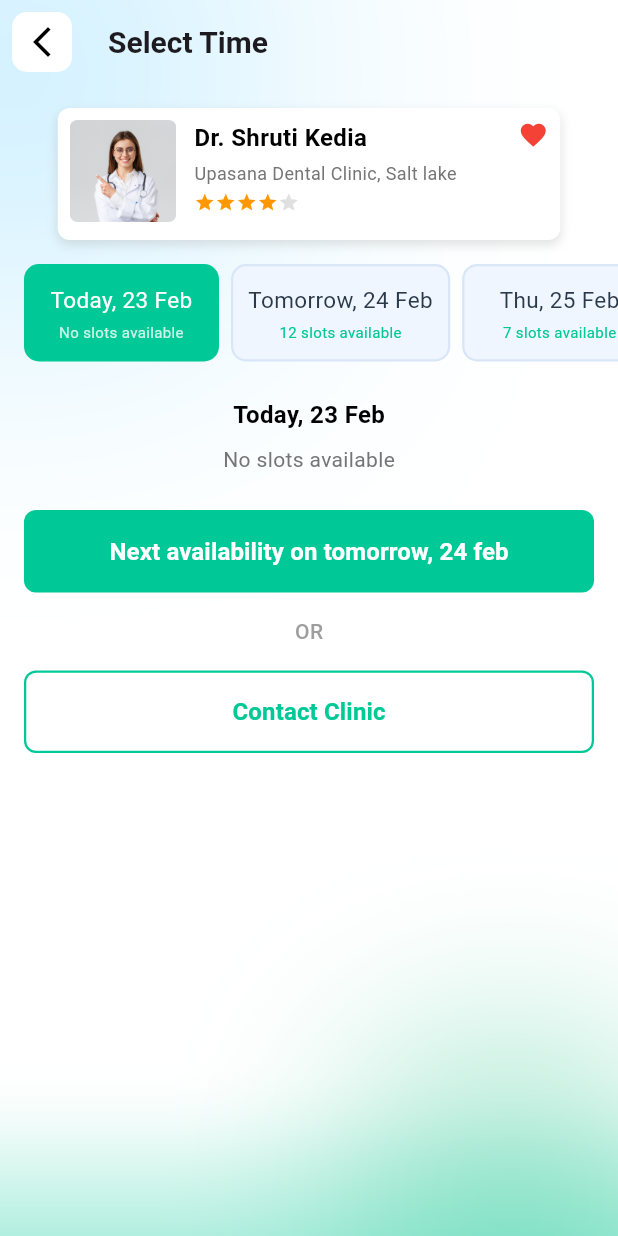
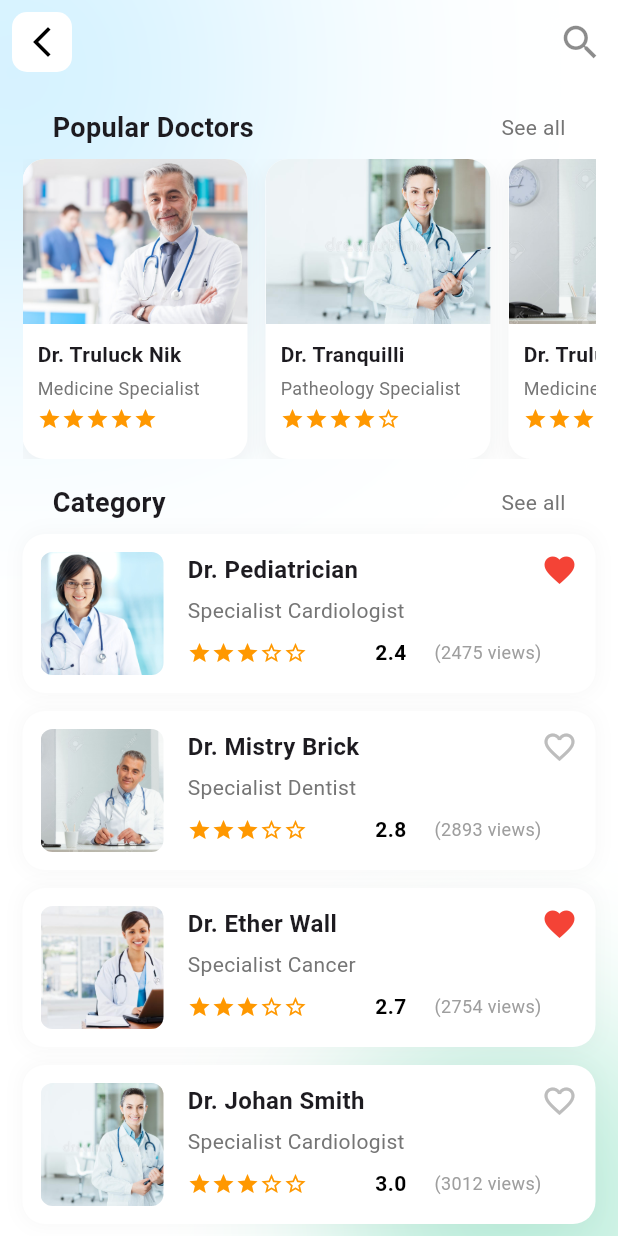
Before and after one commit to AhmedHelmy18/Nti, a Flutter app: the screen it shows after launch, on a phone screen of 412 x 824 dp. Run offline on Flutter 3.47's test engine with Material 3 defaults, Android fonts, the phone set to English and light mode, and no system bars.

Commit message:
make the popular doctor page.

```diff
--- a/doctor_hunt/lib/app.dart
+++ b/doctor_hunt/lib/app.dart
@@ -2,6 +2,7 @@ import 'package:doctor_hunt/ui/screens/data/booking_time.dart';
 import 'package:doctor_hunt/ui/screens/data/doctor_live_chat.dart';
 import 'package:doctor_hunt/ui/screens/data/find_doctors.dart';
 import 'package:doctor_hunt/ui/screens/data/home_page.dart';
+import 'package:doctor_hunt/ui/screens/data/popular_doctor.dart';
 import 'package:flutter/material.dart';
 
 class DoctorHunt extends StatelessWidget {
@@ -13,7 +14,7 @@ class DoctorHunt extends StatelessWidget {
       debugShowCheckedModeBanner: false,
       title: 'Flutter Demo',
       theme: ThemeData(primarySwatch: Colors.blue),
-      home: BookingTime(),
+      home: PopularDoctor(),
     );
   }
 }
--- a/doctor_hunt/lib/ui/components/common/appbar.dart
+++ b/doctor_hunt/lib/ui/components/common/appbar.dart
@@ -1,23 +1,28 @@
 import 'package:doctor_hunt/ui/components/common/custom_icon_button_back.dart';
 import 'package:flutter/material.dart';
 
-class Appbar extends StatelessWidget {
-  const Appbar({super.key, required this.title});
+class Appbar extends StatelessWidget implements PreferredSizeWidget {
+  const Appbar({super.key, required this.title, this.actions});
 
   final String title;
+  final List<Widget>? actions;
 
   @override
   Widget build(BuildContext context) {
     return AppBar(
       automaticallyImplyLeading: false,
       elevation: 0,
-      leading: CustomIconButtonBack(),
+      leading: const CustomIconButtonBack(),
       title: Text(
         title,
-        style: TextStyle(fontWeight: FontWeight.w600, fontSize: 20),
+        style: const TextStyle(fontWeight: FontWeight.w600, fontSize: 20),
       ),
       backgroundColor: Colors.transparent,
       surfaceTintColor: Colors.transparent,
+      actions: actions,
     );
   }
+
+  @override
+  Size get preferredSize => const Size.fromHeight(kToolbarHeight);
 }
--- /dev/null
+++ b/doctor_hunt/lib/ui/components/common/background_image.dart
@@ -0,0 +1,19 @@
+import 'package:flutter/material.dart';
+
+class BackgroundImage extends StatelessWidget {
+  const BackgroundImage({super.key});
+
+  @override
+  Widget build(BuildContext context) {
+    return Stack(
+      children: [
+        Positioned.fill(
+          child: Image.asset(
+            "assets/images/01_Splash screen.png",
+            fit: BoxFit.cover,
+          ),
+        ),
+      ],
+    );
+  }
+}
--- /dev/null
+++ b/doctor_hunt/lib/ui/components/common/popular_doctor/body/category_doctor_list.dart
@@ -0,0 +1,88 @@
+import 'package:doctor_hunt/ui/components/common/popular_doctor/model/doctor_model.dart';
+import 'package:doctor_hunt/ui/components/common/popular_doctor/widget/rating_stars.dart';
+import 'package:flutter/material.dart';
+
+class CategoryDoctorTile extends StatelessWidget {
+  const CategoryDoctorTile({super.key, required this.doctor});
+
+  final Doctor doctor;
+
+  @override
+  Widget build(BuildContext context) {
+    return Container(
+      margin: const EdgeInsets.only(bottom: 12),
+      padding: const EdgeInsets.all(12),
+      decoration: BoxDecoration(
+        color: Colors.white,
+        borderRadius: BorderRadius.circular(15.0),
+        boxShadow: [
+          BoxShadow(
+            color: Colors.grey.withOpacity(0.08),
+            spreadRadius: 1,
+            blurRadius: 10,
+          ),
+        ],
+      ),
+      child: Row(
+        crossAxisAlignment: CrossAxisAlignment.start,
+        children: [
+          ClipRRect(
+            borderRadius: BorderRadius.circular(8.0),
+            child: Image.asset(
+              doctor.imagePath,
+              height: 82,
+              width: 82,
+              fit: BoxFit.cover,
+            ),
+          ),
+          const SizedBox(width: 16),
+          Expanded(
+            child: Column(
+              crossAxisAlignment: CrossAxisAlignment.start,
+              children: [
+                Text(
+                  doctor.name,
+                  style: const TextStyle(
+                    fontWeight: FontWeight.bold,
+                    fontSize: 16,
+                  ),
+                ),
+                const SizedBox(height: 6),
+                Text(
+                  doctor.specialty,
+                  style: TextStyle(color: Colors.grey.shade600, fontSize: 14),
+                ),
+                const SizedBox(height: 8),
+                Row(
+                  mainAxisAlignment: MainAxisAlignment.spaceBetween,
+                  children: [
+                    RatingStars(rating: doctor.rating),
+                    const SizedBox(width: 8),
+                    Text(
+                      '${doctor.rating}',
+                      style: const TextStyle(
+                        fontWeight: FontWeight.bold,
+                        color: Colors.black,
+                      ),
+                    ),
+                    Text(
+                      '(${doctor.views} views)',
+                      style: TextStyle(
+                        color: Colors.grey.shade500,
+                        fontSize: 12,
+                      ),
+                    ),
+                  ],
+                ),
+              ],
+            ),
+          ),
+          Icon(
+            doctor.isFavorite ? Icons.favorite : Icons.favorite_border,
+            color: doctor.isFavorite ? Colors.red : Colors.grey.shade400,
+          ),
+        ],
+      ),
+    );
+  }
+}
--- /dev/null
+++ b/doctor_hunt/lib/ui/components/common/popular_doctor/body/popular_doctor_list.dart
@@ -0,0 +1,26 @@
+import 'package:doctor_hunt/ui/components/common/popular_doctor/model/doctor_model.dart';
+import 'package:doctor_hunt/ui/components/common/popular_doctor/widget/popular_doctor_body.dart';
+import 'package:flutter/material.dart';
+
+class PopularDoctorList extends StatelessWidget {
+  final List<Doctor> doctors;
+
+  const PopularDoctorList({
+    super.key,
+    required this.doctors,
+  });
+
+  @override
+  Widget build(BuildContext context) {
+    return SizedBox(
+      height: 200,
+      child: ListView.builder(
+        scrollDirection: Axis.horizontal,
+        itemCount: doctors.length,
+        itemBuilder: (context, index) {
+          return PopularDoctorBody(doctor: doctors[index]);
+        },
+      ),
+    );
+  }
+}
--- /dev/null
+++ b/doctor_hunt/lib/ui/components/common/popular_doctor/core/category_doctor_object.dart
@@ -0,0 +1,34 @@
+import 'package:doctor_hunt/ui/components/common/popular_doctor/model/doctor_model.dart';
+
+final List<Doctor> categoryDoctors = [
+  Doctor(
+    name: 'Dr. Pediatrician',
+    specialty: 'Specialist Cardiologist',
+    imagePath: 'assets/images/category_doctor 2.jpg',
+    rating: 2.4,
+    views: 2475,
+    isFavorite: true,
+  ),
+  Doctor(
+    name: 'Dr. Mistry Brick',
+    specialty: 'Specialist Dentist',
+    imagePath: 'assets/images/popular_doctor 3.jpg',
+    rating: 2.8,
+    views: 2893,
+  ),
+  Doctor(
+    name: 'Dr. Ether Wall',
+    specialty: 'Specialist Cancer',
+    imagePath: 'assets/images/category_doctor 1.jpg',
+    rating: 2.7,
+    views: 2754,
+    isFavorite: true,
+  ),
+  Doctor(
+    name: 'Dr. Johan Smith',
+    specialty: 'Specialist Cardiologist',
+    imagePath: 'assets/images/popular_doctor 2.jpg',
+    rating: 3.0,
+    views: 3012,
+  ),
+];
--- /dev/null
+++ b/doctor_hunt/lib/ui/components/common/popular_doctor/core/doctor_object.dart
@@ -0,0 +1,22 @@
+import 'package:doctor_hunt/ui/components/common/popular_doctor/model/doctor_model.dart';
+
+final List<Doctor> popularDoctor = [
+  Doctor(
+    name: 'Dr. Truluck Nik',
+    specialty: 'Medicine Specialist',
+    imagePath: 'assets/images/popular_doctor 1.jpg',
+    rating: 4.5,
+  ),
+  Doctor(
+    name: 'Dr. Tranquilli',
+    specialty: 'Patheology Specialist',
+    imagePath: 'assets/images/popular_doctor 2.jpg',
+    rating: 4.0,
+  ),
+  Doctor(
+    name: 'Dr. Truluck Nik',
+    specialty: 'Medicine Specialist',
+    imagePath: 'assets/images/popular_doctor 3.jpg',
+    rating: 4.5,
+  ),
+];
--- /dev/null
+++ b/doctor_hunt/lib/ui/components/common/popular_doctor/model/doctor_model.dart
@@ -0,0 +1,17 @@
+class Doctor {
+  final String name;
+  final String specialty;
+  final String imagePath;
+  final double rating;
+  final int? views;
+  final bool isFavorite;
+
+  Doctor({
+    required this.name,
+    required this.specialty,
+    required this.imagePath,
+    required this.rating,
+    this.views,
+    this.isFavorite = false,
+  });
+}
--- /dev/null
+++ b/doctor_hunt/lib/ui/components/common/popular_doctor/widget/popular_doctor_body.dart
@@ -0,0 +1,68 @@
+import 'package:doctor_hunt/ui/components/common/popular_doctor/model/doctor_model.dart';
+import 'package:doctor_hunt/ui/components/common/popular_doctor/widget/rating_stars.dart';
+import 'package:flutter/material.dart';
+
+class PopularDoctorBody extends StatelessWidget {
+  const PopularDoctorBody({super.key, required this.doctor});
+
+  final Doctor doctor;
+
+  @override
+  Widget build(BuildContext context) {
+    return Container(
+      width: 150,
+      margin: const EdgeInsets.only(right: 12),
+      decoration: BoxDecoration(
+        color: Colors.white,
+        borderRadius: BorderRadius.circular(15.0),
+        boxShadow: [
+          BoxShadow(
+            color: Colors.grey.withOpacity(0.1),
+            spreadRadius: 2,
+            blurRadius: 10,
+            offset: const Offset(0, 5),
+          ),
+        ],
+      ),
+      child: Column(
+        crossAxisAlignment: CrossAxisAlignment.start,
+        children: [
+          ClipRRect(
+            borderRadius: const BorderRadius.only(
+              topLeft: Radius.circular(15.0),
+              topRight: Radius.circular(15.0),
+            ),
+            child: Image.asset(
+              doctor.imagePath,
+              height: 110,
+              width: double.infinity,
+              fit: BoxFit.cover,
+            ),
+          ),
+          Padding(
+            padding: const EdgeInsets.all(10.0),
+            child: Column(
+              crossAxisAlignment: CrossAxisAlignment.start,
+              children: [
+                Text(
+                  doctor.name,
+                  style: const TextStyle(
+                    fontWeight: FontWeight.bold,
+                    fontSize: 14,
+                  ),
+                ),
+                const SizedBox(height: 4),
+                Text(
+                  doctor.specialty,
+                  style: TextStyle(fontSize: 12, color: Colors.grey.shade600),
+                ),
+                const SizedBox(height: 4),
+                RatingStars(rating: doctor.rating),
+              ],
+            ),
+          ),
+        ],
+      ),
+    );
+  }
+}
--- /dev/null
+++ b/doctor_hunt/lib/ui/components/common/popular_doctor/widget/rating_stars.dart
@@ -0,0 +1,21 @@
+import 'package:flutter/material.dart';
+
+class RatingStars extends StatelessWidget {
+  const RatingStars({super.key, required this.rating});
+
+  final double rating;
+
+  @override
+  Widget build(BuildContext context) {
+    return Row(
+      mainAxisSize: MainAxisSize.min,
+      children: List.generate(5, (index) {
+        return Icon(
+          index < rating ? Icons.star : Icons.star_border,
+          color: Colors.orange,
+          size: 16,
+        );
+      }),
+    );
+  }
+}
--- a/doctor_hunt/lib/ui/screens/data/booking_time.dart
+++ b/doctor_hunt/lib/ui/screens/data/booking_time.dart
@@ -1,4 +1,5 @@
 import 'package:doctor_hunt/ui/components/common/appbar.dart';
+import 'package:doctor_hunt/ui/components/common/background_image.dart';
 import 'package:doctor_hunt/ui/components/common/booking_time/body/available_time_slot.dart';
 import 'package:doctor_hunt/ui/components/common/booking_time/body/show_day.dart';
 import 'package:doctor_hunt/ui/components/common/booking_time/body/show_no_time.dart';
@@ -36,12 +37,7 @@ class _BookingTimeState extends State<BookingTime> {
     return Scaffold(
       body: Stack(
         children: [
-          Positioned.fill(
-            child: Image.asset(
-              "assets/images/01_Splash screen.png",
-              fit: BoxFit.cover,
-            ),
-          ),
+          BackgroundImage(),
           Column(
             children: [
               Appbar(title: 'Select Time'),
--- a/doctor_hunt/lib/ui/screens/data/find_doctors.dart
+++ b/doctor_hunt/lib/ui/screens/data/find_doctors.dart
@@ -1,3 +1,4 @@
+import 'package:doctor_hunt/ui/components/common/background_image.dart';
 import 'package:doctor_hunt/ui/components/common/find_doctor/core/doctor_object.dart';
 import 'package:doctor_hunt/ui/components/common/appbar.dart';
 import 'package:doctor_hunt/ui/components/common/find_doctor/widgets/doctor_card.dart';
@@ -12,15 +13,10 @@ class FindDoctors extends StatelessWidget {
     return Scaffold(
       body: Stack(
         children: [
-          Positioned.fill(
-            child: Image.asset(
-              "assets/images/01_Splash screen.png",
-              fit: BoxFit.cover,
-            ),
-          ),
+          BackgroundImage(),
           Column(
             children: [
-              const Appbar(title: 'Find Doctors',),
+              const Appbar(title: 'Find Doctors'),
               const SizedBox(height: 20),
               Padding(
                 padding: const EdgeInsets.symmetric(horizontal: 18.0),
--- /dev/null
+++ b/doctor_hunt/lib/ui/screens/data/popular_doctor.dart
@@ -0,0 +1,54 @@
+import 'package:doctor_hunt/ui/components/common/appbar.dart';
+import 'package:doctor_hunt/ui/components/common/background_image.dart';
+import 'package:doctor_hunt/ui/components/common/home/widget/text_image.dart';
+import 'package:doctor_hunt/ui/components/common/popular_doctor/body/category_doctor_list.dart';
+import 'package:doctor_hunt/ui/components/common/popular_doctor/body/popular_doctor_list.dart';
+import 'package:doctor_hunt/ui/components/common/popular_doctor/core/category_doctor_object.dart';
+import 'package:doctor_hunt/ui/components/common/popular_doctor/core/doctor_object.dart';
+import 'package:flutter/material.dart';
+
+class PopularDoctor extends StatelessWidget {
+  const PopularDoctor({super.key});
+
+  @override
+  Widget build(BuildContext context) {
+    return Scaffold(
+      body: Stack(
+        children: [
+          const BackgroundImage(),
+          Column(
+            crossAxisAlignment: CrossAxisAlignment.start,
+            children: [
+              Appbar(
+                title: '',
+                actions: [
+                  Padding(
+                    padding: const EdgeInsets.only(right: 10.0),
+                    child: Icon(Icons.search, color: Colors.black45, size: 30),
+                  ),
+                ],
+              ),
+              Expanded(
+                child: ListView(
+                  padding: const EdgeInsets.symmetric(horizontal: 15.0),
+                  children: [
+                    const SizedBox(height: 16),
+                    TitleImage(text: 'Popular Doctors'),
+                    const SizedBox(height: 8),
+                    PopularDoctorList(doctors: popularDoctor),
+                    const SizedBox(height: 16),
+                    TitleImage(text: 'Category'),
+                    const SizedBox(height: 8),
+                    ...categoryDoctors.map(
+                      (doctor) => CategoryDoctorTile(doctor: doctor),
+                    ),
+                  ],
+                ),
+              ),
+            ],
+          ),
+        ],
+      ),
+    );
+  }
+}
```
Also changed, not shown: doctor_hunt/assets/images/category_doctor 1.jpg (added), doctor_hunt/assets/images/category_doctor 2.jpg (added), doctor_hunt/assets/images/popular_doctor 1.jpg (added), doctor_hunt/assets/images/popular_doctor 2.jpg (added), doctor_hunt/assets/images/popular_doctor 3.jpg (added).
